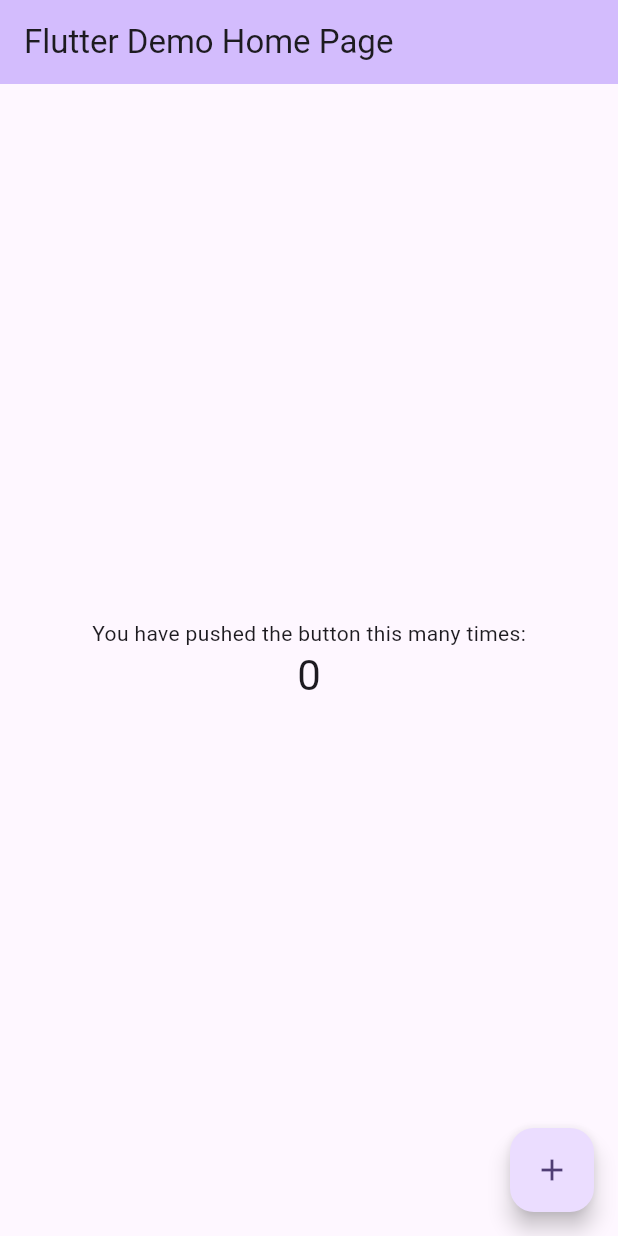
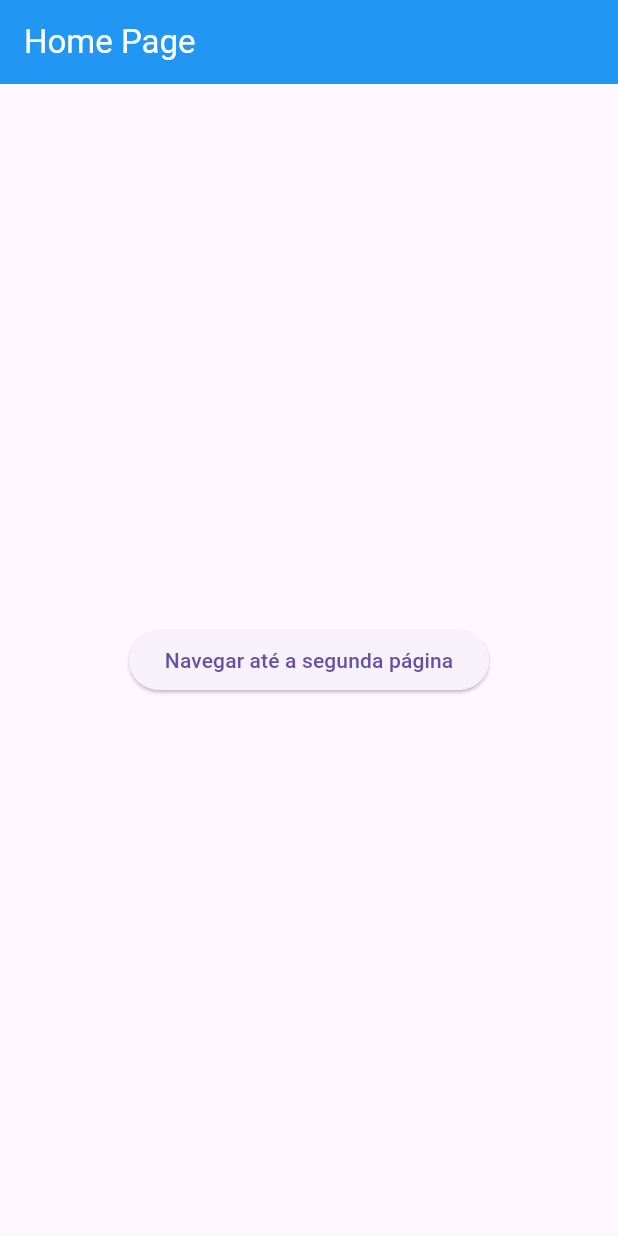
Before and after one commit to Rubiozito/Flutter, a Flutter app: the screen it shows after launch, on a phone screen of 412 x 824 dp. Run offline on Flutter 3.47's test engine with Material 3 defaults, Android fonts, the phone set to English and light mode, and no system bars.

Commit message:
navaegação do guerreiro

```diff
--- /dev/null
+++ b/flutter_application_1/lib/app.dart
@@ -0,0 +1,18 @@
+import 'package:flutter/material.dart';
+import 'package:flutter_application_1/home_page.dart';
+import 'package:flutter_application_1/second_page.dart';
+
+class App extends StatelessWidget {
+  const App({super.key});
+
+  @override
+  Widget build(BuildContext context) {
+    return MaterialApp(
+        title: 'Stateful and Navigation Project',
+        home: const HomePage(),
+        routes: {
+          '/home': (context) => const HomePage(),
+          '/second': (context) => const SecondPage(),
+        });
+  }
+}
--- /dev/null
+++ b/flutter_application_1/lib/home_page.dart
@@ -0,0 +1,25 @@
+import 'package:flutter/material.dart';
+
+class HomePage extends StatelessWidget {
+  const HomePage({super.key});
+
+  @override
+  Widget build(BuildContext context) {
+    return Scaffold(
+      appBar: AppBar(
+        title: const Text(
+          'Home Page',
+          style: TextStyle(color: Colors.white),
+        ),
+        backgroundColor: Colors.blue,
+      ),
+      body: Center(
+        child: ElevatedButton(
+            child: const Text('Navegar até a segunda página'),
+            onPressed: () {
+              Navigator.pushNamed(context, '/second');
+            }),
+      ),
+    );
+  }
+}
--- a/flutter_application_1/lib/main.dart
+++ b/flutter_application_1/lib/main.dart
@@ -1,125 +1,6 @@
 import 'package:flutter/material.dart';
+import 'package:flutter_application_1/app.dart';
 
 void main() {
-  runApp(const MyApp());
+  runApp(const App());
 }
-
-class MyApp extends StatelessWidget {
-  const MyApp({super.key});
-
-  // This widget is the root of your application.
-  @override
-  Widget build(BuildContext context) {
-    return MaterialApp(
-      title: 'Flutter Demo',
-      theme: ThemeData(
-        // This is the theme of your application.
-        //
-        // TRY THIS: Try running your application with "flutter run". You'll see
-        // the application has a purple toolbar. Then, without quitting the app,
-        // try changing the seedColor in the colorScheme below to Colors.green
-        // and then invoke "hot reload" (save your changes or press the "hot
-        // reload" button in a Flutter-supported IDE, or press "r" if you used
-        // the command line to start the app).
-        //
-        // Notice that the counter didn't reset back to zero; the application
-        // state is not lost during the reload. To reset the state, use hot
-        // restart instead.
-        //
-        // This works for code too, not just values: Most code changes can be
-        // tested with just a hot reload.
-        colorScheme: ColorScheme.fromSeed(seedColor: Colors.deepPurple),
-        useMaterial3: true,
-      ),
-      home: const MyHomePage(title: 'Flutter Demo Home Page'),
-    );
-  }
-}
-
-class MyHomePage extends StatefulWidget {
-  const MyHomePage({super.key, required this.title});
-
-  // This widget is the home page of your application. It is stateful, meaning
-  // that it has a State object (defined below) that contains fields that affect
-  // how it looks.
-
-  // This class is the configuration for the state. It holds the values (in this
-  // case the title) provided by the parent (in this case the App widget) and
-  // used by the build method of the State. Fields in a Widget subclass are
-  // always marked "final".
-
-  final String title;
-
-  @override
-  State<MyHomePage> createState() => _MyHomePageState();
-}
-
-class _MyHomePageState extends State<MyHomePage> {
-  int _counter = 0;
-
-  void _incrementCounter() {
-    setState(() {
-      // This call to setState tells the Flutter framework that something has
-      // changed in this State, which causes it to rerun the build method below
-      // so that the display can reflect the updated values. If we changed
-      // _counter without calling setState(), then the build method would not be
-      // called again, and so nothing would appear to happen.
-      _counter++;
-    });
-  }
-
-  @override
-  Widget build(BuildContext context) {
-    // This method is rerun every time setState is called, for instance as done
-    // by the _incrementCounter method above.
-    //
-    // The Flutter framework has been optimized to make rerunning build methods
-    // fast, so that you can just rebuild anything that needs updating rather
-    // than having to individually change instances of widgets.
-    return Scaffold(
-      appBar: AppBar(
-        // TRY THIS: Try changing the color here to a specific color (to
-        // Colors.amber, perhaps?) and trigger a hot reload to see the AppBar
-        // change color while the other colors stay the same.
-        backgroundColor: Theme.of(context).colorScheme.inversePrimary,
-        // Here we take the value from the MyHomePage object that was created by
-        // the App.build method, and use it to set our appbar title.
-        title: Text(widget.title),
-      ),
-      body: Center(
-        // Center is a layout widget. It takes a single child and positions it
-        // in the middle of the parent.
-        child: Column(
-          // Column is also a layout widget. It takes a list of children and
-          // arranges them vertically. By default, it sizes itself to fit its
-          // children horizontally, and tries to be as tall as its parent.
-          //
-          // Column has various properties to control how it sizes itself and
-          // how it positions its children. Here we use mainAxisAlignment to
-          // center the children vertically; the main axis here is the vertical
-          // axis because Columns are vertical (the cross axis would be
-          // horizontal).
-          //
-          // TRY THIS: Invoke "debug painting" (choose the "Toggle Debug Paint"
-          // action in the IDE, or press "p" in the console), to see the
-          // wireframe for each widget.
-          mainAxisAlignment: MainAxisAlignment.center,
-          children: <Widget>[
-            const Text(
-              'You have pushed the button this many times:',
-            ),
-            Text(
-              '$_counter',
-              style: Theme.of(context).textTheme.headlineMedium,
-            ),
-          ],
-        ),
-      ),
-      floatingActionButton: FloatingActionButton(
-        onPressed: _incrementCounter,
-        tooltip: 'Increment',
-        child: const Icon(Icons.add),
-      ), // This trailing comma makes auto-formatting nicer for build methods.
-    );
-  }
-}
```
Also changed, not shown: flutter_application_1/lib/second_page.dart (added, +37 -0 lines), 1 other file.
